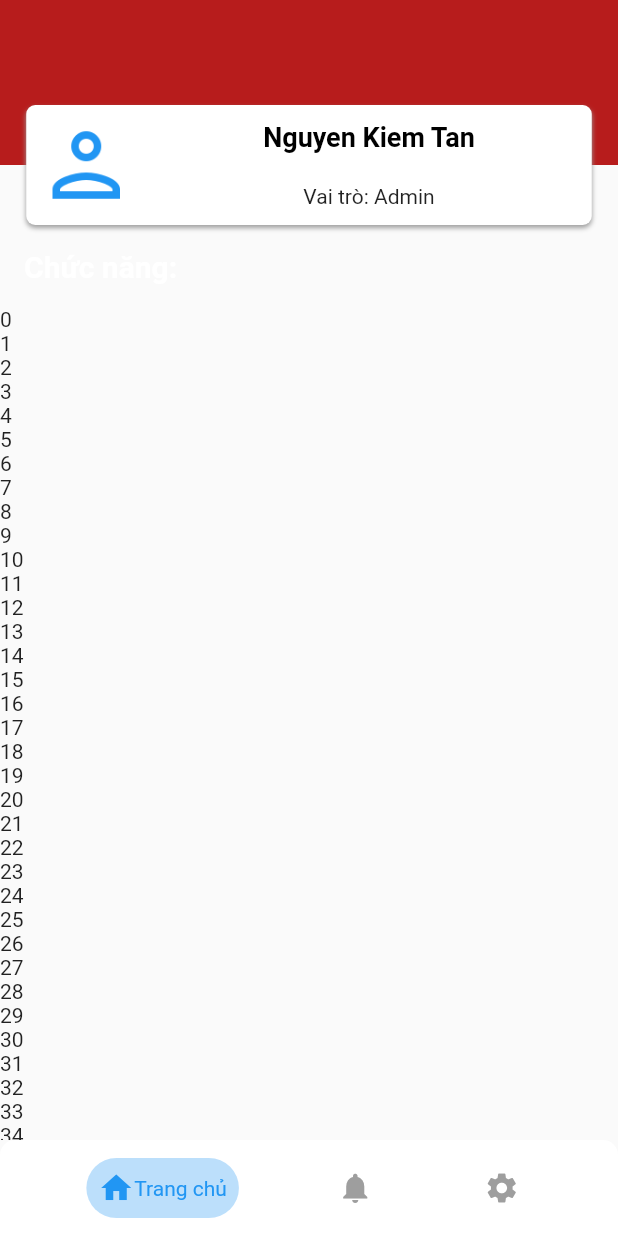
After one commit to 0359562311/Fake-Slink-Flutter, a Flutter app: the MainScreen screen opened by its route, on a phone screen of 412 x 824 dp. The commit adds this screen. Run offline on Flutter 3.47's test engine with Material 2 defaults, Android fonts, the phone set to English and light mode, and no system bars; our stand-ins replace connectivity_plus, device_info_plus, dio, flutter_bloc, get_it, shared_preferences; missing offline and left inert: onesignal_flutter; accounts and stored records are empty.

Commit message:
add home with simple sliver header

```diff
--- /dev/null
+++ b/lib/app/presentation/home/ui/home_view.dart
@@ -0,0 +1,136 @@
+import 'package:flutter/material.dart';
+import 'package:flutter/services.dart';
+
+class HomeView extends StatefulWidget {
+  const HomeView({ Key? key }) : super(key: key);
+
+  @override
+  _HomeViewState createState() => _HomeViewState();
+}
+
+class _HomeViewState extends State<HomeView> {
+  @override
+  Widget build(BuildContext context) {
+    return Scaffold(
+      body: CustomScrollView(
+      slivers: [
+          SliverPersistentHeader(
+            delegate: SliverHeaderChildDelegateImpl(),
+            pinned: true,
+          ),
+          SliverToBoxAdapter(
+            child: Padding(
+              padding:
+              const EdgeInsets.symmetric(vertical: 16.0, horizontal: 16),
+              child: Text(
+                "Chức năng:",
+                style: TextStyle(
+                    color: Colors.white,
+                    fontSize: 20,
+                    fontWeight: FontWeight.bold),
+              ),
+            ),
+          ),
+          SliverList(
+            delegate: SliverChildBuilderDelegate(
+              (context, index) => Text(index.toString())
+            ),
+          )
+        ],
+      )
+    );
+  }
+}
+
+class SliverHeaderChildDelegateImpl extends SliverPersistentHeaderDelegate {
+  final double _maxExtent = 150;
+  final double _minExtent = 80;
+  SliverHeaderChildDelegateImpl();
+
+  @override
+  Widget build(
+      BuildContext context, double shrinkOffset, bool overlapsContent) {
+    // TODO: implement build
+    return SizedBox(
+      width: MediaQuery.of(context).size.width,
+      height: maxExtent - shrinkOffset < 80 ? 80 : maxExtent - shrinkOffset,
+      child: Stack(
+        alignment: AlignmentDirectional.topStart,
+        children: [
+          SizedBox(
+            child: Container(color: Colors.red[900],),
+            width: MediaQuery.of(context).size.width,
+            height: maxExtent - 40 - shrinkOffset < 0
+                ? 0
+                : maxExtent - 40 - shrinkOffset,
+          ),
+          Positioned(
+            bottom: 0,
+            left: shrinkOffset > _maxExtent-_minExtent ? 0 : (-shrinkOffset + _maxExtent-_minExtent) / 4,
+            right: shrinkOffset > _maxExtent-_minExtent ? 0 : (-shrinkOffset + _maxExtent-_minExtent) / 4,
+            height: 80,
+            child: Container(
+              decoration: BoxDecoration(
+                  color: Colors.white,
+                  borderRadius: BorderRadius.all(
+                      Radius.circular(maxExtent - shrinkOffset < 80 ? 0 : 6)),
+                  boxShadow: [
+                    BoxShadow(
+                        blurRadius: 2, offset: Offset(0, 2), color: Colors.grey)
+                  ]),
+              child: Row(
+                children: [
+                  Container(
+                    width: 80,
+                    height: 100,
+                    padding: EdgeInsets.all(10),
+                    child: CircleAvatar(
+                      backgroundColor: Colors.white,
+                      child: Image.asset(
+                        "assets/images/icon_user.png",
+                        color: Colors.blue,
+                        fit: BoxFit.cover,
+                      ),
+                    ),
+                  ),
+                  Expanded(
+                      child: Column(
+                    mainAxisAlignment: MainAxisAlignment.spaceAround,
+                    children: [
+                      Text(
+                        "Nguyen Kiem Tan",
+                        style: TextStyle(
+                            fontSize: 18,
+                            fontWeight: FontWeight.bold,
+                            color: Colors.black),
+                      ),
+                      Text(
+                        "Vai trò: ${"Admin"}",
+                        style: TextStyle(
+                          fontSize: 14,
+                        ),
+                      ),
+                    ],
+                  ))
+                ],
+              ),
+            ),
+          )
+        ],
+      ),
+    );
+  }
+
+  @override
+  // TODO: implement maxExtent
+  double get maxExtent => _maxExtent;
+
+  @override
+  // TODO: implement minExtent
+  double get minExtent => _minExtent;
+
+  @override
+  bool shouldRebuild(covariant SliverPersistentHeaderDelegate oldDelegate) {
+    return false;
+  }
+}
--- /dev/null
+++ b/lib/app/presentation/main_screen.dart
@@ -0,0 +1,93 @@
+import 'package:fakeslink/app/presentation/home/ui/home_view.dart';
+import 'package:flutter/material.dart';
+
+class MainScreen extends StatefulWidget {
+  const MainScreen({ Key? key }) : super(key: key);
+
+  @override
+  _MainScreenState createState() => _MainScreenState();
+}
+
+class _MainScreenState extends State<MainScreen> {
+
+  int _index = 0;
+  late List<Widget> _screens = [HomeView(), Scaffold(), Scaffold(), Scaffold(), Scaffold()];
+  List<_BottomItem> _itemBottom = [
+    _BottomItem(Colors.blue, "Trang chủ", Icons.home),
+    _BottomItem(Colors.teal, "Thông báo", Icons.notifications),
+    _BottomItem(Colors.red, "Cài đặt", Icons.settings),
+    _BottomItem(Colors.red, "Cài đặt", Icons.settings),
+    _BottomItem(Colors.red, "Cài đặt", Icons.settings),
+  ];
+  final PageController _pageController = PageController(
+    initialPage: 0,
+  );
+
+
+  @override
+  Widget build(BuildContext context) {
+    return SafeArea(
+      child: Scaffold(
+        resizeToAvoidBottomInset: false,
+        body: PageView(
+          children: _screens,
+          controller: _pageController,
+          scrollDirection: Axis.horizontal,
+          onPageChanged: (value){
+            setState(() {
+              _index = value;
+            });
+          },
+        ),
+        bottomSheet: Container(
+          padding: EdgeInsets.symmetric(vertical: 12),
+          decoration: BoxDecoration(
+            borderRadius: BorderRadius.vertical(top: Radius.circular(10)),
+            color: Colors.white
+          ),
+          child: Row(
+            mainAxisAlignment: MainAxisAlignment.spaceEvenly,
+            crossAxisAlignment: CrossAxisAlignment.center,
+            children: List.generate(3, (index) {
+              return GestureDetector(
+                onTap: (){
+                  setState(() {
+                    _index = index;
+                    _pageController.animateToPage(_index, duration: Duration(milliseconds: 200), curve: Curves.elasticOut);
+                  });
+                },
+                child: Container(
+                  padding: EdgeInsets.symmetric(vertical: 8,horizontal: 8),
+                  decoration: BoxDecoration(
+                      borderRadius: BorderRadius.circular(20),
+                      color: (_index == index? _itemBottom[index].activeColorPrimary:Colors.white).withOpacity(0.3)
+                  ),
+                  child: Row(
+                    children: [
+                      Icon(_itemBottom[index].iconData,
+                        color: _index == index? _itemBottom[index].activeColorPrimary:Colors.grey,
+                      ),
+                      if(index == _index) Text(_itemBottom[index].title,
+                        style: TextStyle(
+                          color: _index == index? _itemBottom[index].activeColorPrimary:Colors.grey,
+                        ),
+                      )
+                    ],
+                  ),
+                ),
+              );
+            }),
+          ),
+        ),
+      ),
+    );
+  }
+}
+
+class _BottomItem {
+  final Color activeColorPrimary;
+  final String title;
+  final IconData iconData;
+
+  _BottomItem(this.activeColorPrimary, this.title, this.iconData);
+}
```
Also changed, not shown: lib/main.dart (+22 -9 lines), assets/images/icon_user.png (added), 5 other files.
